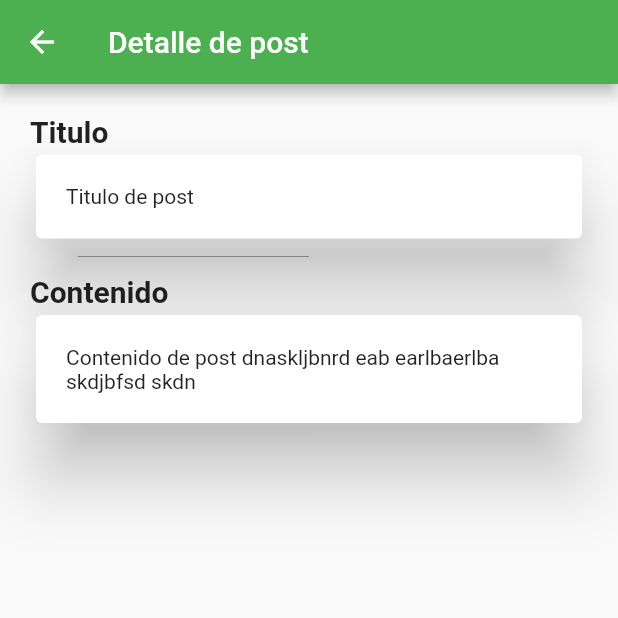
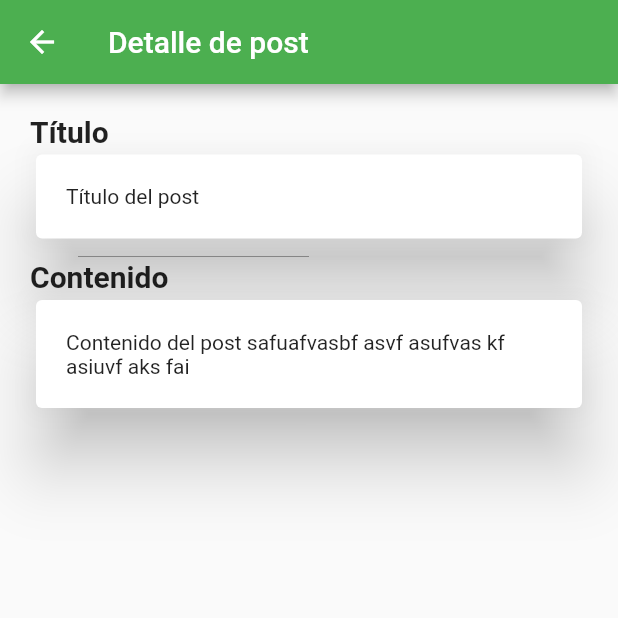
Before and after one commit to javiermorenodev/app_initial, a Flutter app: the DetailPostScreen screen opened by its route, on a phone screen of 412 x 824 dp, the top half of it. Run offline on Flutter 3.47's test engine with Material 2 defaults, Android fonts, the phone set to English and light mode, and no system bars.

```diff
--- a/lib/presentation/screens/detail_post/DetailPost.dart
+++ b/lib/presentation/screens/detail_post/DetailPost.dart
@@ -13,12 +13,13 @@ class DetailPostScreen extends StatelessWidget {
         backgroundColor: Theme.of(context).primaryColor,
       ),
       body: Padding(
-        padding: EdgeInsets.all(20.0),
+        padding: const EdgeInsets.all(20.0),
         child: Column(
           children: [
-            _item('Titulo', 'Titulo de post'),
-            const SizedBox(height: 20.0),
-            _item('Contenido', 'Contenido de post dnaskljbnrd eab earlbaerlba skdjbfsd skdn'),
+            _item('Título', 'Título del post'),
+            const SizedBox(height: 10.0),
+            _item('Contenido',
+                'Contenido del post safuafvasbf asvf asufvas kf asiuvf aks fai'),
           ],
         ),
       ),
@@ -42,7 +43,7 @@ class DetailPostScreen extends StatelessWidget {
             padding: const EdgeInsets.all(20.0),
             child: Text(text),
           ),
-        ),
+        )
       ],
     );
   }
```
Also changed, not shown: lib/presentation/screens/detail_user/widgets/list_post.dart (+6 -5 lines), lib/services/http.dart (added, +9 -0 lines).
